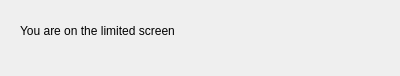
WendelBarata/Login-Screen, file files_ui/limited_screen.ui: the form before one commit.
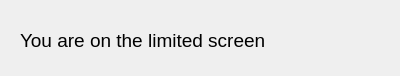
The form after the commit.

Patch:
```diff
--- a/files_ui/limited_screen.ui
+++ b/files_ui/limited_screen.ui
@@ -17,11 +17,17 @@
    <property name="geometry">
     <rect>
      <x>20</x>
-     <y>10</y>
+     <y>20</y>
      <width>361</width>
      <height>41</height>
     </rect>
    </property>
+   <property name="font">
+    <font>
+     <pointsize>14</pointsize>
+     <bold>false</bold>
+    </font>
+   </property>
    <property name="text">
     <string>You are on the limited screen</string>
    </property>
```
